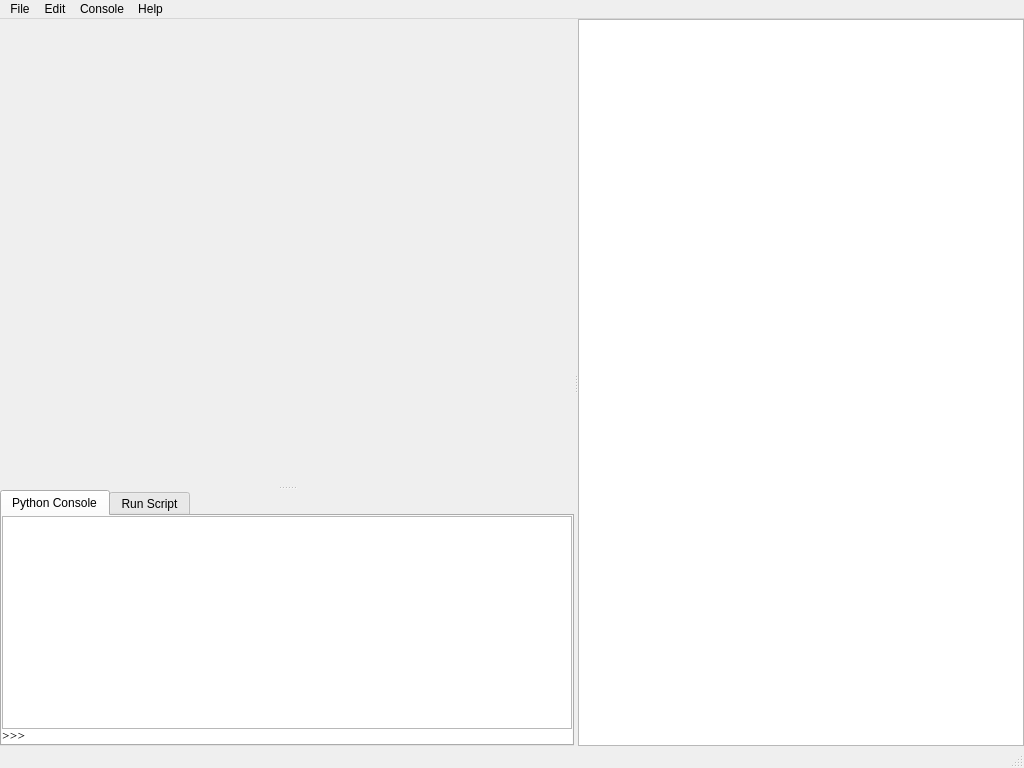
Old version of the form fiddle/views/MainWindow.ui in the repository akehrer/fiddle.
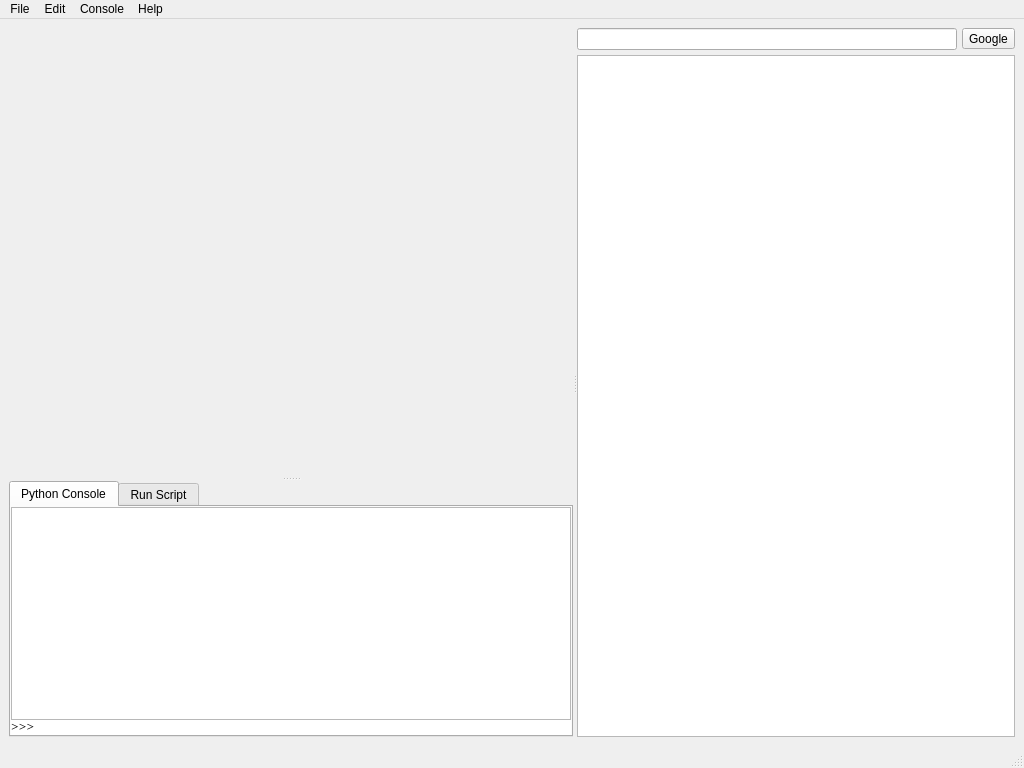
New version of the form.

Commit message: Added Google search

```diff
--- a/fiddle/views/MainWindow.ui
+++ b/fiddle/views/MainWindow.ui
@@ -14,12 +14,9 @@
    <string>MainWindow</string>
   </property>
   <widget class="QWidget" name="centralwidget">
-   <layout class="QVBoxLayout" name="verticalLayout_3">
-    <property name="margin">
-     <number>0</number>
-    </property>
+   <layout class="QVBoxLayout" name="verticalLayout_5">
     <item>
-     <widget class="QSplitter" name="editorHelp_splitter">
+     <widget class="QSplitter" name="splitter">
       <property name="orientation">
        <enum>Qt::Horizontal</enum>
       </property>
@@ -199,7 +196,35 @@
         </widget>
        </widget>
       </widget>
-      <widget class="QTextEdit" name="helpPane">
+      <widget class="QWidget" name="helpPane" native="true">
+       <layout class="QVBoxLayout" name="verticalLayout_3">
+        <property name="spacing">
+         <number>0</number>
+        </property>
+        <property name="margin">
+         <number>0</number>
+        </property>
+        <item>
+         <layout class="QVBoxLayout" name="helpLayout">
+          <property name="spacing">
+           <number>5</number>
+          </property>
+          <item>
+           <layout class="QHBoxLayout" name="horizontalLayout_2">
+            <item>
+             <widget class="QLineEdit" name="helpSearch"/>
+            </item>
+            <item>
+             <widget class="QToolButton" name="googleButton">
+              <property name="text">
+               <string>Google</string>
+              </property>
+             </widget>
+            </item>
+           </layout>
+          </item>
+          <item>
+           <widget class="QTextEdit" name="helpBrowser">
        <property name="sizePolicy">
         <sizepolicy hsizetype="MinimumExpanding" vsizetype="Expanding">
          <horstretch>0</horstretch>
@@ -213,6 +238,11 @@
         <set>Qt::TextBrowserInteraction</set>
        </property>
       </widget>
+          </item>
+         </layout>
+        </item>
+       </layout>
+      </widget>
      </widget>
     </item>
    </layout>
```
Left out of the diff: 30 changed lines with no effect on the pictures. Lines whose indentation alone changed are shown as unchanged. The commit also changes 6 other files.
